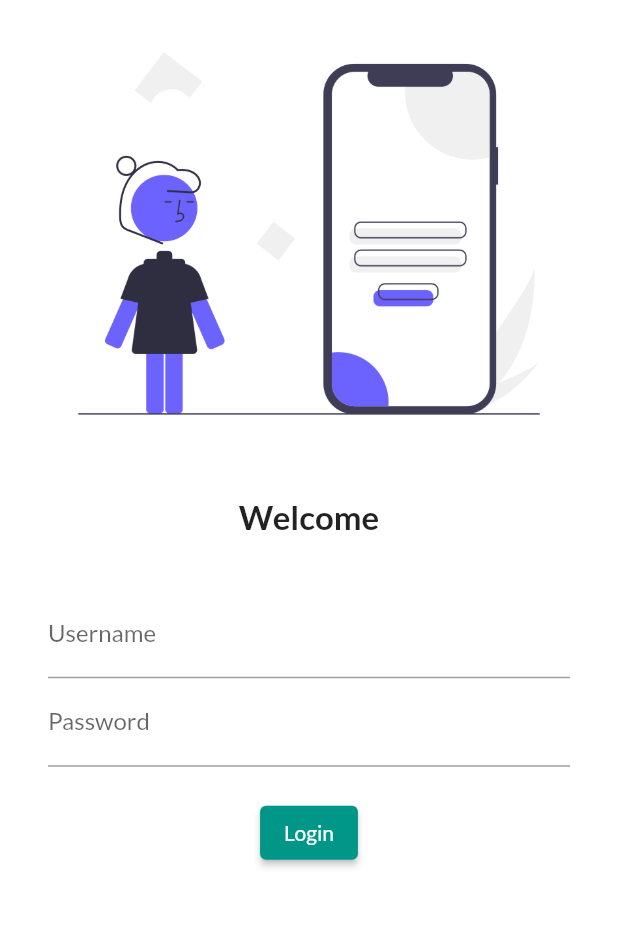
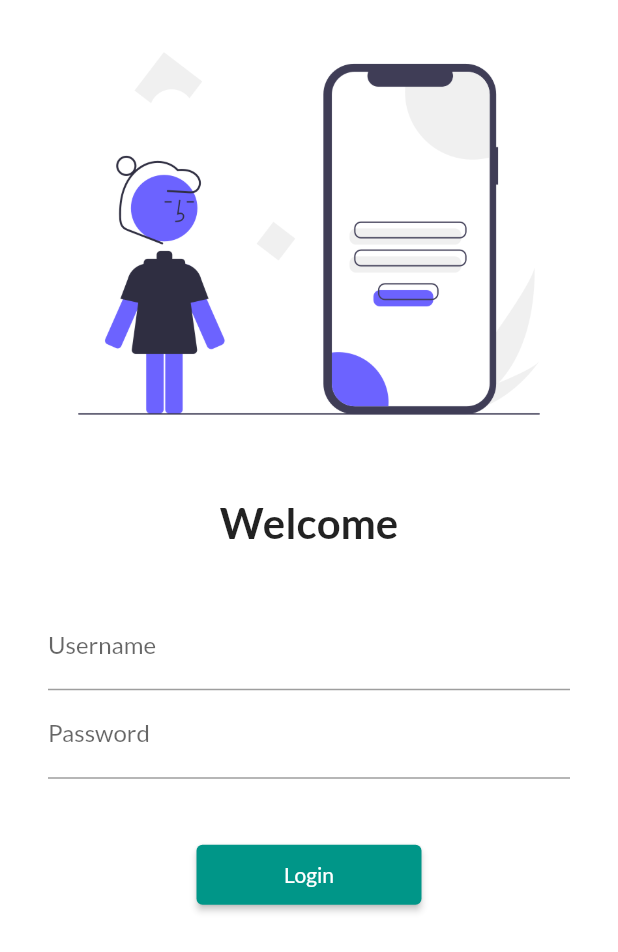
Before and after one commit to prashantbhattacharya20/Prasun-Bhattacharya-App, a Flutter app: the screen it shows after launch, on a phone screen of 412 x 824 dp. Shown: the top 952 px of the screen. Run offline on Flutter 3.47's test engine with Material 2 defaults, Android fonts, the phone set to English and light mode, and no system bars; our stand-ins replace google_fonts.

Commit message:
Day 5 completed

```diff
--- a/lib/main.dart
+++ b/lib/main.dart
@@ -1,6 +1,7 @@
 import 'package:flutter/material.dart';
 import 'package:flutter_catalog/pages/home_page.dart';
 import 'package:flutter_catalog/pages/login_page.dart';
+import 'package:flutter_catalog/utils/routes.dart';
 import 'package:google_fonts/google_fonts.dart';
 
 void main() {
@@ -23,8 +24,8 @@ class MyApp extends StatelessWidget {
       initialRoute: "/",
       routes: {
         "/": (context) => LoginPage(),
-        "/home": (context) => HomePage(),
-        "/login": (context) => LoginPage()
+        MyRoutes.homeRoute: (context) => HomePage(),
+        MyRoutes.loginRoute: (context) => LoginPage()
       },
     );
   }
--- a/lib/pages/login_page.dart
+++ b/lib/pages/login_page.dart
@@ -1,10 +1,12 @@
 import 'package:flutter/material.dart';
+import 'package:flutter_catalog/utils/routes.dart';
 
 class LoginPage extends StatelessWidget {
   @override
   Widget build(BuildContext context) {
     return Material(
         color: Colors.white,
+        child: SingleChildScrollView(
           child: Column(
             children: [
               Image.asset(
@@ -17,7 +19,7 @@ class LoginPage extends StatelessWidget {
               Text(
                 "Welcome",
                 style: TextStyle(
-                fontSize: 22,
+                  fontSize: 28,
                   fontWeight: FontWeight.bold,
                 ),
               ),
@@ -25,8 +27,8 @@ class LoginPage extends StatelessWidget {
                 height: 20.0,
               ),
               Padding(
-              padding:
-                  const EdgeInsets.symmetric(vertical: 16.0, horizontal: 32.0),
+                padding: const EdgeInsets.symmetric(
+                    vertical: 16.0, horizontal: 32.0),
                 child: Column(
                   children: [
                     TextFormField(
@@ -39,18 +41,19 @@ class LoginPage extends StatelessWidget {
                           hintText: "Enter Password", labelText: "Password"),
                     ),
                     SizedBox(
-                    height: 20.0,
+                      height: 40.0,
                     ),
                     ElevatedButton(
                         onPressed: () {
-                        print("Hi Prashant");
+                          Navigator.pushNamed(context, MyRoutes.homeRoute);
                         },
                         child: Text('Login'),
-                      style: TextButton.styleFrom())
+                        style: TextButton.styleFrom(minimumSize: Size(150, 40)))
                   ],
                 ),
               )
             ],
+          ),
         ));
   }
 }
--- /dev/null
+++ b/lib/utils/routes.dart
@@ -0,0 +1,4 @@
+class MyRoutes {
+  static String loginRoute = "/login";
+  static String homeRoute = "/home";
+}
```
Lines whose indentation alone changed are shown as unchanged.
